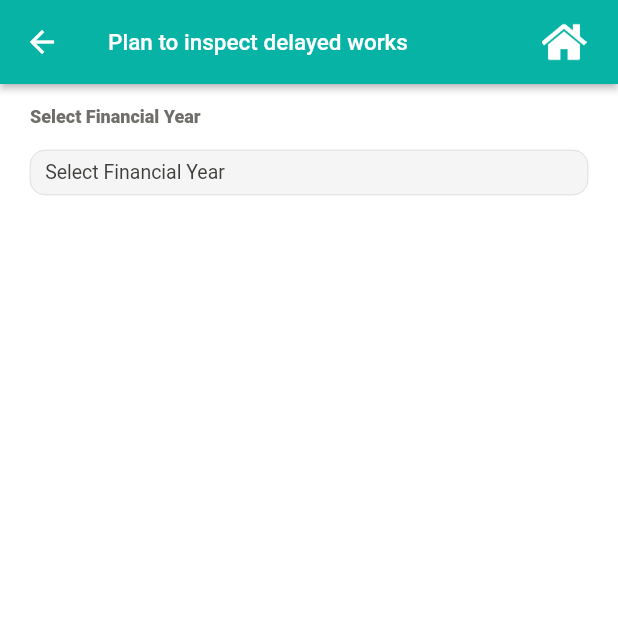
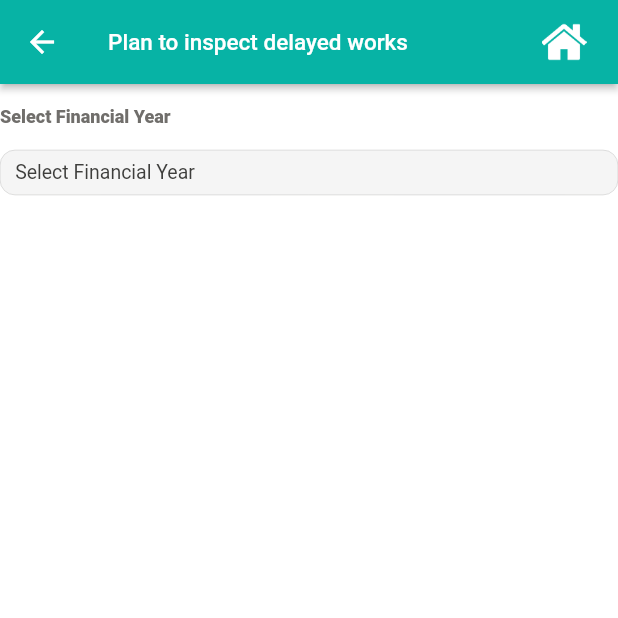
Before and after one commit to KaviAndroid/inspectionflutter, a Flutter app: the DelayedWorkFilterScreen screen opened directly, on a phone screen of 412 x 824 dp, the top half of it. Run offline on Flutter 3.47's test engine with Material 2 defaults, Android fonts, the phone set to English and light mode, and no system bars; our stand-ins replace awesome_notifications, calendar_date_picker2, dropdown_button2, flutter_spinkit, flutter_staggered_animations, flutter_svg and 13 more; missing offline and left inert: dart:ffi, dart_jsonwebtoken, encrypt, open_settings, syncfusion_flutter_pdfviewer; accounts and stored records are empty; statements that could not run were skipped.

Commit message:
delayed works

```diff
--- a/lib/Activity/Delayed_Work_Filter_Screen.dart
+++ b/lib/Activity/Delayed_Work_Filter_Screen.dart
@@ -176,6 +176,7 @@ class _DelayedWorkFilterScreenState extends State<DelayedWorkFilterScreen> {
     return WillPopScope(
       onWillPop: _onWillPop,
       child: Scaffold(
+        backgroundColor:c.white,
           appBar: AppBar(
             backgroundColor: c.colorPrimary,
             centerTitle: true,
@@ -216,7 +217,7 @@ class _DelayedWorkFilterScreenState extends State<DelayedWorkFilterScreen> {
             ),
           ),
           body: Container(
-            padding: EdgeInsets.fromLTRB(20, 0, 20, 0),
+            // padding: EdgeInsets.fromLTRB(20, 0, 20, 0),
             color: c.white,
             height: MediaQuery.of(context).size.height,
             child: SingleChildScrollView(
@@ -807,11 +808,24 @@ class _DelayedWorkFilterScreenState extends State<DelayedWorkFilterScreen> {
                 ),
                 Visibility(
                     child: Container(
+                      margin: EdgeInsets.only(right: 20,left: 20),
                         child: Stack(children: [
                   Visibility(
                       visible: villagelist.isNotEmpty ? true : false,
                       child: Container(
-                          child: ListView.builder(
+                          child:Column(children: [
+                            Container(
+                              margin:
+                              const EdgeInsets.only(top: 5, bottom: 5),
+                              child: Text(
+                                s.village_list,
+                                style: GoogleFonts.getFont('Roboto',
+                                    fontWeight: FontWeight.bold,
+                                    fontSize: 18,
+                                    color: c.primary_text_color2),
+                              ),
+                            ),
+                            ListView.builder(
                                 physics: NeverScrollableScrollPhysics(),
                                 shrinkWrap: true,
                                 itemCount: villagelist.length,
@@ -839,7 +853,7 @@ class _DelayedWorkFilterScreenState extends State<DelayedWorkFilterScreen> {
                                       child: Card(
                                           elevation: 5,
                                           margin: EdgeInsets.only(
-                                            top: 10, left: 15, bottom: 10),
+                                              top: 10,  bottom: 10),
                                           color: c.white,
                                           shape: RoundedRectangleBorder(
                                             borderRadius: BorderRadius.only(
@@ -860,7 +874,7 @@ class _DelayedWorkFilterScreenState extends State<DelayedWorkFilterScreen> {
                                                   Row(
                                                     children: [
                                                       Container(
-                                                      width: 10,
+                                                        width: 13,
                                                         padding: EdgeInsets.only(
                                                             top: 10, bottom: 10),
                                                         child: Text(""),
@@ -896,18 +910,18 @@ class _DelayedWorkFilterScreenState extends State<DelayedWorkFilterScreen> {
                                                           padding:
                                                           EdgeInsets.only(
                                                               top: 10,
-                                                                bottom: 10),
+                                                              bottom: 10,left: 20),
                                                           child: Text(
                                                             villagelist[index]
                                                             [key_pvname],
                                                             style: TextStyle(
-                                                              fontSize: 15,
+                                                                fontSize: 16,
                                                                 fontWeight:
                                                                 FontWeight
                                                                     .normal,
                                                                 color: c.black),
                                                             textAlign:
-                                                              TextAlign.center,
+                                                            TextAlign.start,
                                                             overflow: TextOverflow
                                                                 .ellipsis,
                                                           ),
@@ -918,7 +932,7 @@ class _DelayedWorkFilterScreenState extends State<DelayedWorkFilterScreen> {
                                                           padding:
                                                           EdgeInsets.only(
                                                               top: 10,
-                                                                bottom: 10),
+                                                              bottom: 10,right: 20),
                                                           decoration:
                                                           BoxDecoration(
                                                               color: c
@@ -948,9 +962,9 @@ class _DelayedWorkFilterScreenState extends State<DelayedWorkFilterScreen> {
                                                                       .primary_text_color2,
                                                                   fontWeight:
                                                                   FontWeight
-                                                                        .bold),
+                                                                      .bold,fontSize: 18),
                                                               textAlign: TextAlign
-                                                                .center,
+                                                                  .right,
                                                               maxLines: 1),
                                                         ),
                                                       ),
@@ -958,7 +972,10 @@ class _DelayedWorkFilterScreenState extends State<DelayedWorkFilterScreen> {
                                                   ),
                                                 ],
                                               ))));
-                              })))
+                                })
+                          ],)
+                      )
+                  )
                 ])))
               ],
             )),
```
Lines whose indentation alone changed are shown as unchanged.
